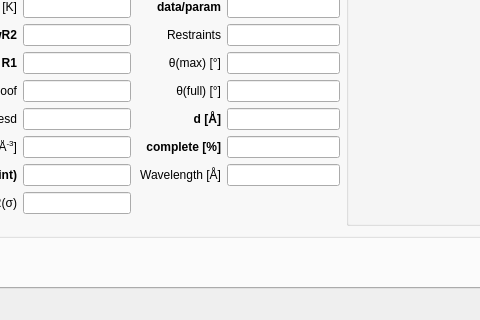
Before: the Qt Designer form stdb_main.ui in dkratzert/StructureFinder, drawn with Qt 5; both pictures show x 449 to 929 and y 431 to 751 of the 1030 by 751 pixel window.
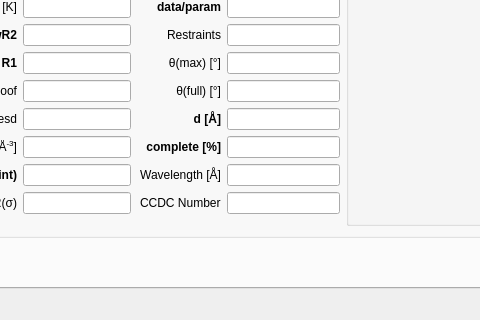
After: the same form once the commit is applied.

What changed in the file:
```diff
--- a/stdb_main.ui
+++ b/stdb_main.ui
@@ -750,6 +750,20 @@
                  </property>
                 </widget>
                </item>
+               <item row="9" column="0">
+                <widget class="QLabel" name="cCDCNumberLabel">
+                 <property name="text">
+                  <string>CCDC Number</string>
+                 </property>
+                </widget>
+               </item>
+               <item row="9" column="1">
+                <widget class="QLineEdit" name="cCDCNumberLineEdit">
+                 <property name="readOnly">
+                  <bool>true</bool>
+                 </property>
+                </widget>
+               </item>
               </layout>
              </item>
              <item>
```
Left out of the diff: 2 changed lines with no effect on the pictures.
